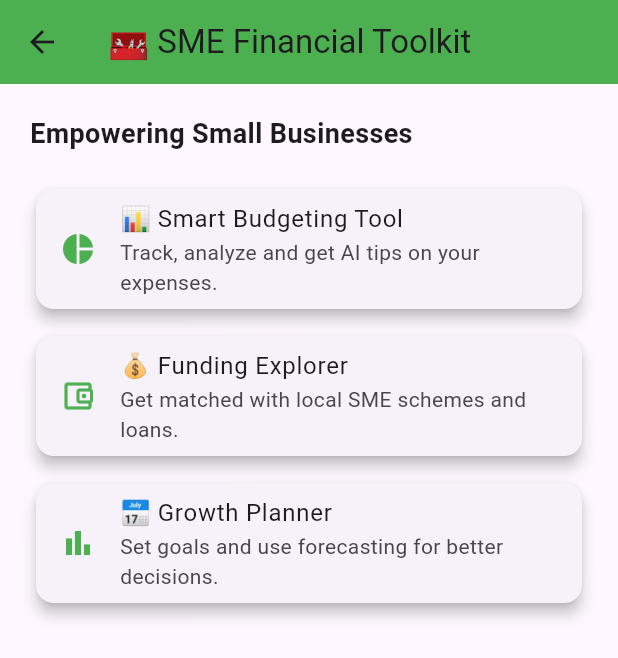
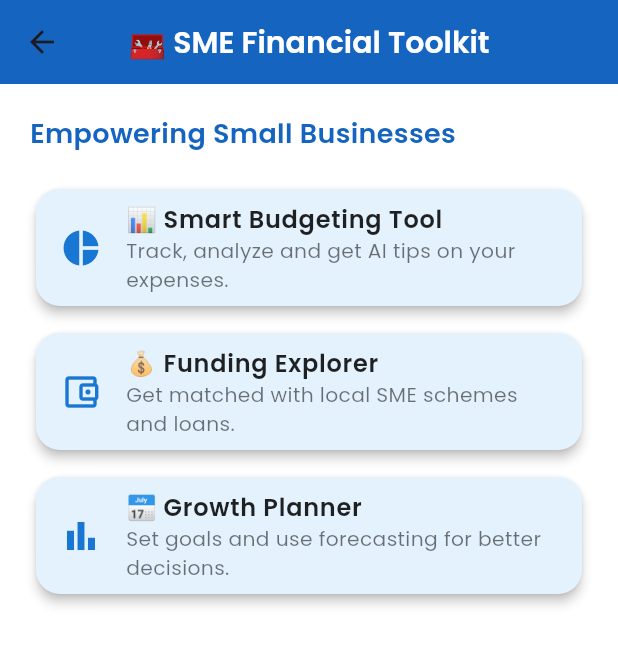
Before and after one commit to rakhi-1112/generic_voice_assistant, a Flutter app: the FinancialToolkitMenu screen opened by its route, on a phone screen of 412 x 824 dp. Shown: the top 658 px of the screen. Run offline on Flutter 3.47's test engine with Material 3 defaults, Android fonts, the phone set to English and light mode, and no system bars; drawn by our look-alikes of flutter_animate; our stand-ins replace audioplayers, fl_chart, flutter_markdown, glassmorphism, google_fonts, just_audio and 2 more; missing offline and left inert: flutter_sound, record; accounts and stored records are empty.

Commit message:
modify fonts for SME finance kit

```diff
--- a/frontend_flutter/lib/screens/financial_toolkit/financial_toolkit_menu.dart
+++ b/frontend_flutter/lib/screens/financial_toolkit/financial_toolkit_menu.dart
@@ -1,76 +1,112 @@
 import 'package:flutter/material.dart';
+import 'package:google_fonts/google_fonts.dart';
+import 'package:flutter_animate/flutter_animate.dart';
+
 import 'budget_screen.dart';
 import 'funding_screen.dart';
 import 'planner_screen.dart';
-
 
 class FinancialToolkitMenu extends StatelessWidget {
   const FinancialToolkitMenu({super.key});
 
   @override
   Widget build(BuildContext context) {
+    final Color primaryBlue = Colors.blue.shade800;
+    final Color lightCard = Colors.blue.shade50;
+
     return Scaffold(
+      backgroundColor: Colors.white,
       appBar: AppBar(
-        title: const Text("🧰 SME Financial Toolkit"),
-        backgroundColor: Colors.green,
+        backgroundColor: primaryBlue,
+        title: Text(
+          "🧰 SME Financial Toolkit",
+          style: GoogleFonts.poppins(
+            color: Colors.white,
+            fontWeight: FontWeight.w600,
+            fontSize: 20,
+          ),
+        ),
+        centerTitle: true,
+        elevation: 0,
       ),
       body: Padding(
         padding: const EdgeInsets.all(20.0),
         child: ListView(
           children: [
-            const Text(
+            Text(
               "Empowering Small Businesses",
-              style: TextStyle(fontSize: 18, fontWeight: FontWeight.bold),
-            ),
+              style: GoogleFonts.poppins(
+                fontSize: 18,
+                fontWeight: FontWeight.w600,
+                color: primaryBlue,
+              ),
+            ).animate().fadeIn(duration: 500.ms).slideY(begin: 0.2),
+
             const SizedBox(height: 20),
 
             // Budgeting Tool
-            Card(
-              shape: RoundedRectangleBorder(borderRadius: BorderRadius.circular(12)),
-              elevation: 4,
-              child: ListTile(
-                leading: const Icon(Icons.pie_chart, color: Colors.green),
-                title: const Text("📊 Smart Budgeting Tool"),
-                subtitle: const Text("Track, analyze and get AI tips on your expenses."),
-                onTap: () {
-                  Navigator.push(context, MaterialPageRoute(builder: (_) => const BudgetScreen()));
-                },
-              ),
+            _buildCard(
+              context,
+              title: "📊 Smart Budgeting Tool",
+              subtitle: "Track, analyze and get AI tips on your expenses.",
+              icon: Icons.pie_chart,
+              onTap: () => Navigator.push(context, MaterialPageRoute(builder: (_) => const BudgetScreen())),
+              color: lightCard,
             ),
+
             const SizedBox(height: 10),
 
             // Funding Explorer
-            Card(
-              shape: RoundedRectangleBorder(borderRadius: BorderRadius.circular(12)),
-              elevation: 4,
-              child: ListTile(
-                leading: const Icon(Icons.account_balance_wallet_outlined, color: Colors.green),
-                title: const Text("💰 Funding Explorer"),
-                subtitle: const Text("Get matched with local SME schemes and loans."),
-                onTap: () {
-                  Navigator.push(context, MaterialPageRoute(builder: (_) => const FundingScreen()));
-                },
-              ),
+            _buildCard(
+              context,
+              title: "💰 Funding Explorer",
+              subtitle: "Get matched with local SME schemes and loans.",
+              icon: Icons.account_balance_wallet_outlined,
+              onTap: () => Navigator.push(context, MaterialPageRoute(builder: (_) => const FundingScreen())),
+              color: lightCard,
             ),
+
             const SizedBox(height: 10),
 
             // Growth Planner
-            Card(
-              shape: RoundedRectangleBorder(borderRadius: BorderRadius.circular(12)),
-              elevation: 4,
-              child: ListTile(
-                leading: const Icon(Icons.bar_chart, color: Colors.green),
-                title: const Text("📅 Growth Planner"),
-                subtitle: const Text("Set goals and use forecasting for better decisions."),
-                onTap: () {
-                  Navigator.push(context, MaterialPageRoute(builder: (_) => const PlannerScreen()));
-                },
-              ),
+            _buildCard(
+              context,
+              title: "📅 Growth Planner",
+              subtitle: "Set goals and use forecasting for better decisions.",
+              icon: Icons.bar_chart,
+              onTap: () => Navigator.push(context, MaterialPageRoute(builder: (_) => const PlannerScreen())),
+              color: lightCard,
             ),
-
           ],
         ),
       ),
     );
   }
+
+  Widget _buildCard(
+    BuildContext context, {
+    required String title,
+    required String subtitle,
+    required IconData icon,
+    required VoidCallback onTap,
+    required Color color,
+  }) {
+    return Card(
+      color: color,
+      shape: RoundedRectangleBorder(borderRadius: BorderRadius.circular(16)),
+      elevation: 3,
+      child: ListTile(
+        leading: Icon(icon, size: 28, color: Colors.blue.shade700),
+        title: Text(
+          title,
+          style: GoogleFonts.poppins(fontSize: 16, fontWeight: FontWeight.w600, color: Colors.black87),
+        ),
+        subtitle: Text(
+          subtitle,
+          style: GoogleFonts.poppins(fontSize: 13.5, color: Colors.black54),
+        ),
+        onTap: onTap,
+      ),
+    ).animate().fadeIn(duration: 300.ms).slideX(begin: -0.1);
+  }
 }
--- a/frontend_flutter/lib/screens/home/home_screen.dart
+++ b/frontend_flutter/lib/screens/home/home_screen.dart
@@ -102,7 +102,7 @@ class HomeScreen extends StatelessWidget {
                     textStyle: textStyle,
                   ),
                   HomeCard(
-                    title: "📈 Gameification",
+                    title: "📈 Gamification",
                     description: "Financial literacy through fun",
                     onTap: () {
                       Navigator.push(
```
